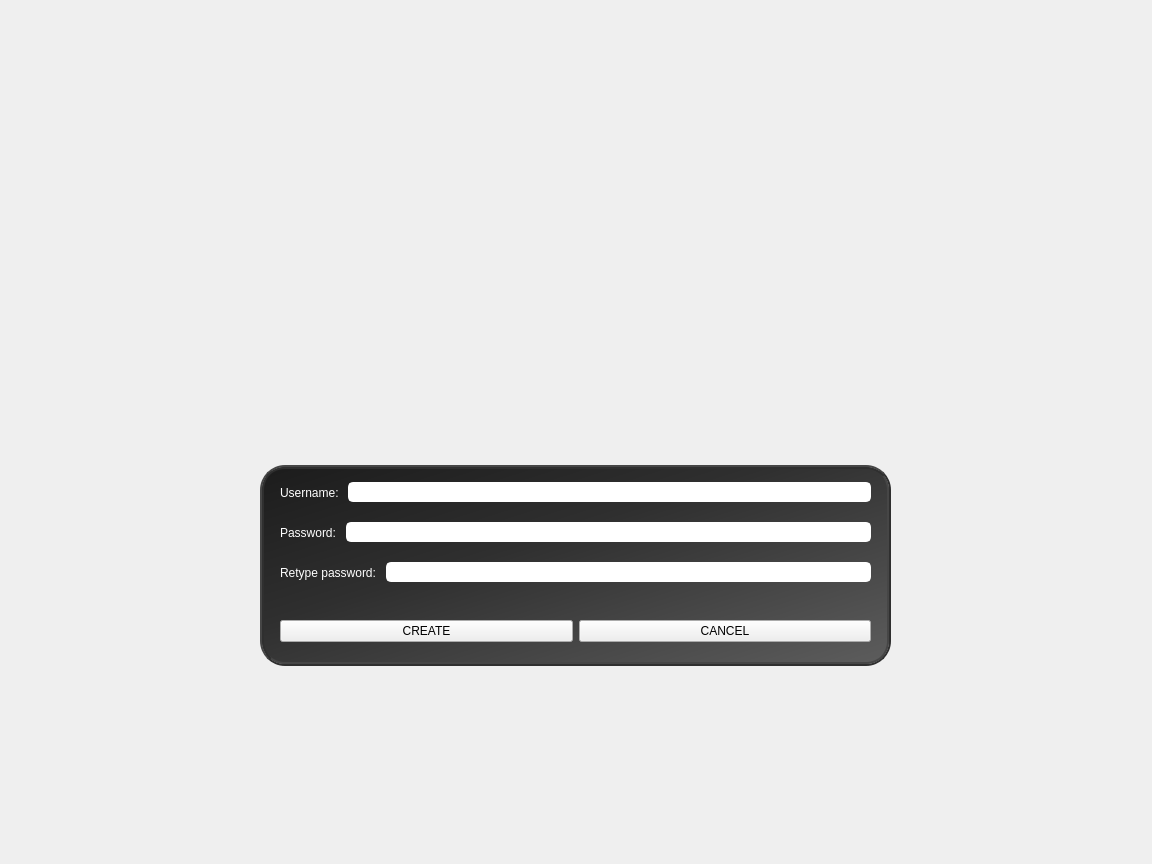
The window that src/client/gui/createaccount.ui (HqWisen/CityLord) describes before a commit, drawn with Qt 5.
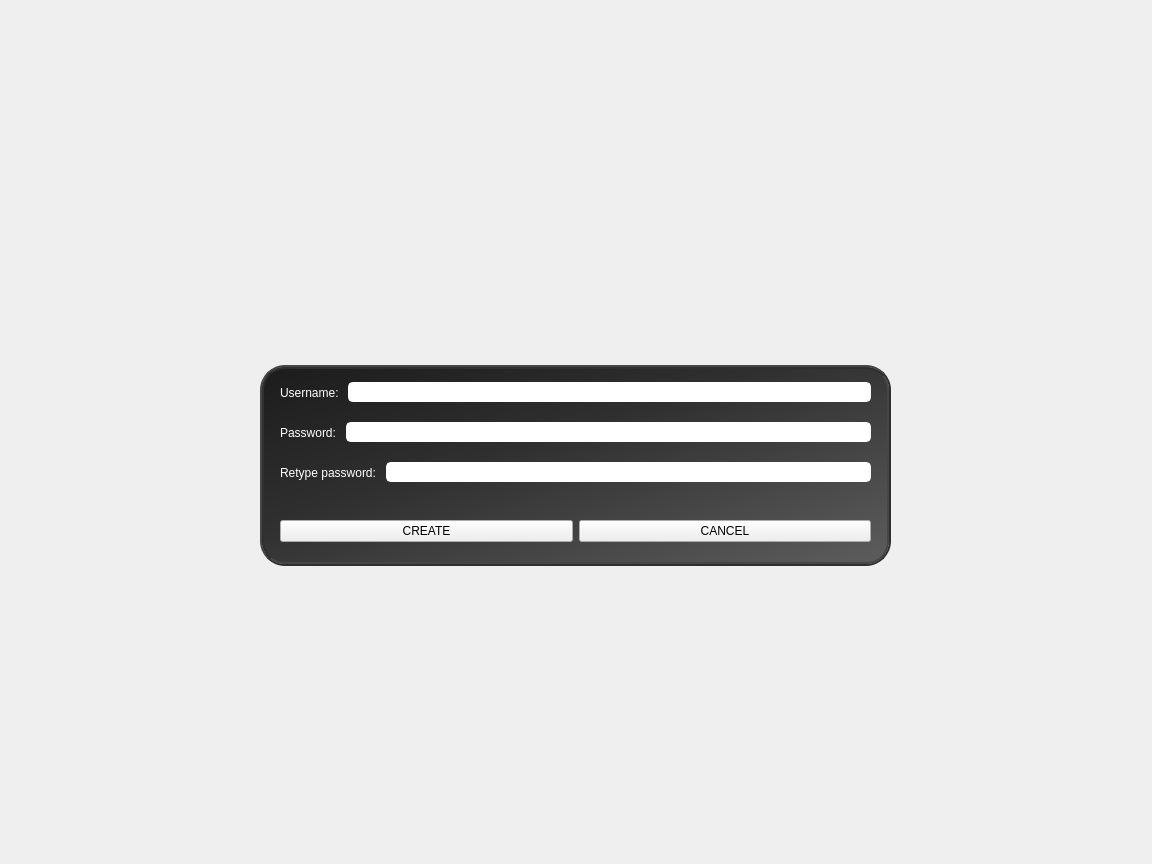
The same window after the commit. Icons and pictures are not drawn.

The edit to the form file:
```diff
--- a/src/client/gui/createaccount.ui
+++ b/src/client/gui/createaccount.ui
@@ -21,7 +21,7 @@
   </property>
   <property name="styleSheet">
    <string notr="true">QLineEdit{background: white; border-style:solid;}
-QLabel{color:white;}</string>
+</string>
   </property>
   <widget class="QWidget" name="verticalLayoutWidget">
    <property name="geometry">
@@ -37,13 +37,13 @@
      <number>250</number>
     </property>
     <property name="topMargin">
-     <number>455</number>
+     <number>355</number>
     </property>
     <property name="rightMargin">
      <number>250</number>
     </property>
     <property name="bottomMargin">
-     <number>185</number>
+     <number>285</number>
     </property>
     <property name="spacing">
      <number>0</number>
@@ -530,6 +530,9 @@
        <layout class="QHBoxLayout" name="horizontalLayout_2">
         <item>
          <widget class="QLabel" name="usernameLabel">
+          <property name="styleSheet">
+           <string notr="true">QLabel{color:white;}</string>
+          </property>
           <property name="text">
            <string>Username: </string>
           </property>
@@ -552,6 +555,9 @@
        <layout class="QHBoxLayout" name="horizontalLayout_3">
         <item>
          <widget class="QLabel" name="passwordLabel">
+          <property name="styleSheet">
+           <string notr="true">QLabel{color:white;}</string>
+          </property>
           <property name="text">
            <string>Password: </string>
           </property>
@@ -578,6 +584,9 @@
        <layout class="QHBoxLayout" name="horizontalLayout_4">
         <item>
          <widget class="QLabel" name="retypePasswordLabel">
+          <property name="styleSheet">
+           <string notr="true">QLabel{color:white;}</string>
+          </property>
           <property name="text">
            <string>Retype password: </string>
           </property>
```
